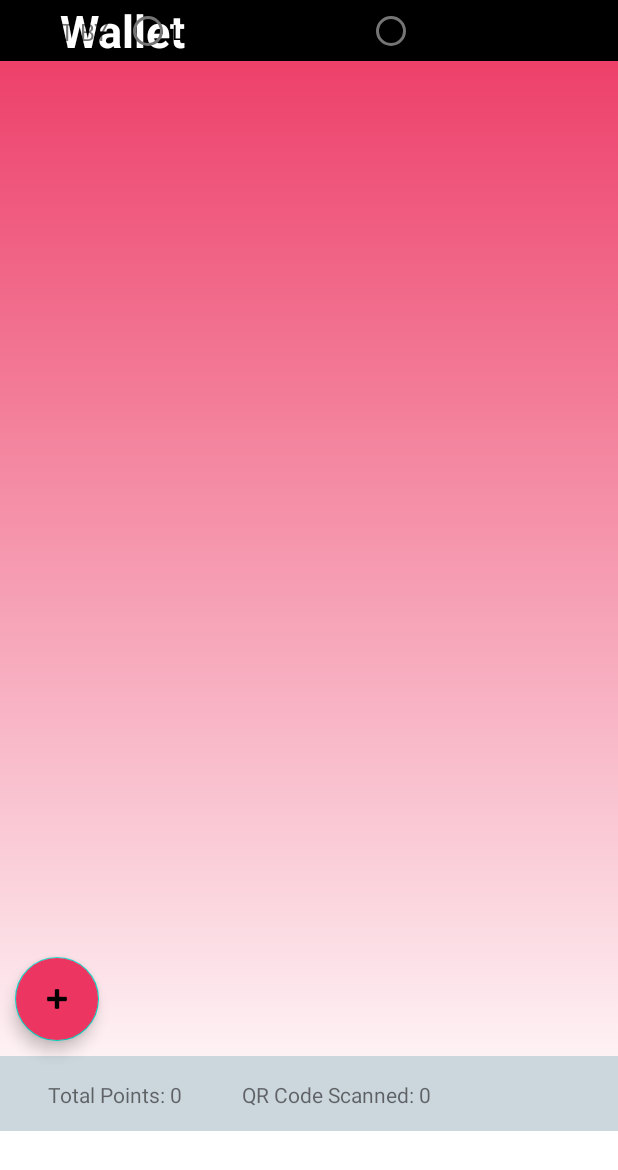
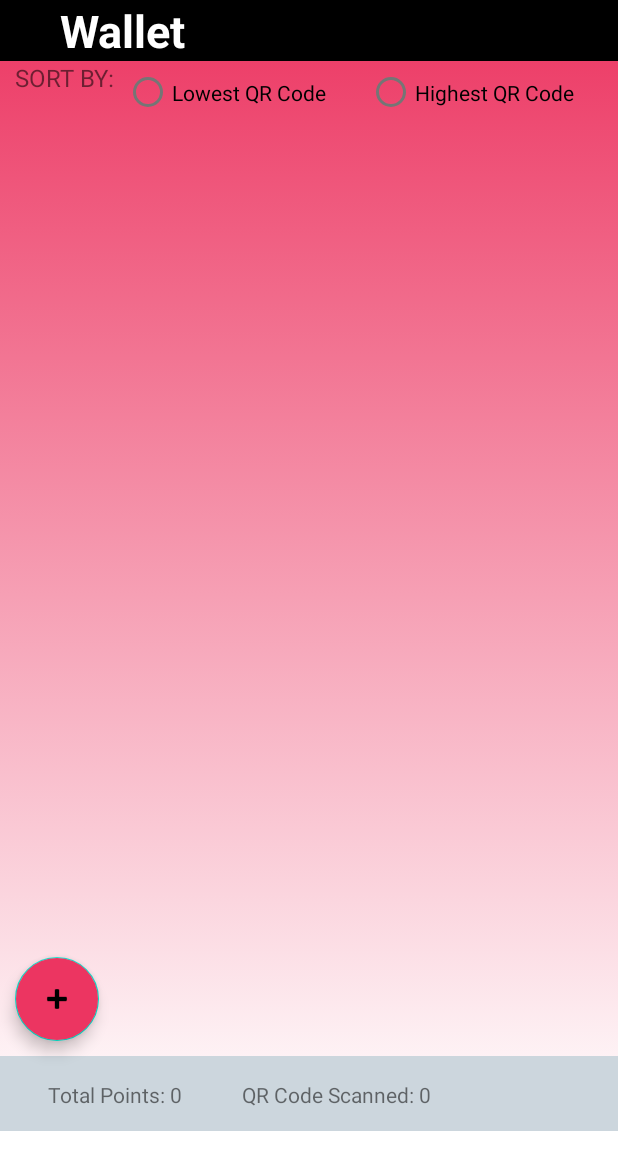
Before and after one commit to CMPUT301W23T42/QRHunter, an Android app: the screen it shows after launch (MainActivity), on a phone screen of 412 x 824 dp. Shown: the top 1170 px of the screen. Run offline under Robolectric (Android 15) with nearby library versions, the phone set to English and light mode, and no system bars; our stand-ins replace Firebase (no records; nobody signed in at launch, a user with empty details on screens opened directly); 1 statement that could not run was skipped.

Commit message:
Beutiful UI fixes

```diff
--- a/app/src/main/res/layout/fragment_wallet.xml
+++ b/app/src/main/res/layout/fragment_wallet.xml
@@ -20,16 +20,16 @@
         android:paddingStart="40dp"
         android:paddingEnd="40dp">
     </TextView>
+
     <TextView
         android:id="@+id/tv_sort"
         android:layout_width="wrap_content"
         android:layout_height="wrap_content"
         android:layout_marginStart="10dp"
-        android:layout_marginTop="10dp"
         android:text="SORT BY:"
         android:textSize="16sp"
         app:layout_constraintStart_toStartOf="parent"
-        app:layout_constraintTop_toTopOf="parent" />
+        app:layout_constraintTop_toBottomOf="@+id/banner" />
 
     <RadioGroup
         android:id="@+id/rg_sort"
@@ -39,7 +39,7 @@
         android:orientation="horizontal"
         app:layout_constraintEnd_toEndOf="parent"
         app:layout_constraintStart_toEndOf="@+id/tv_sort"
-        app:layout_constraintTop_toTopOf="parent">
+        app:layout_constraintTop_toBottomOf="@+id/banner">
 
         <RadioButton
             android:id="@+id/rb_ascending"
@@ -59,9 +59,10 @@
     <ListView
         android:id="@+id/qr_list"
         android:layout_width="409dp"
-        android:layout_height="550dp"
+        android:layout_height="500dp"
         android:layout_marginTop="1dp"
         android:longClickable="true"
+        app:layout_constraintBottom_toTopOf="@+id/floatingActionButton"
         app:layout_constraintEnd_toEndOf="parent"
         app:layout_constraintStart_toStartOf="parent"
         app:layout_constraintTop_toBottomOf="@+id/rg_sort">
```
